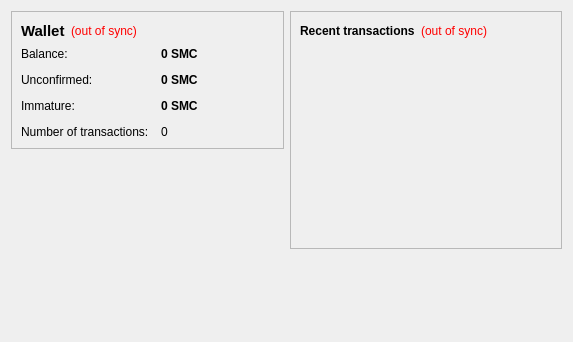
vimego/avacoin, file src/qt/forms/overviewpage.ui: the form before one commit.
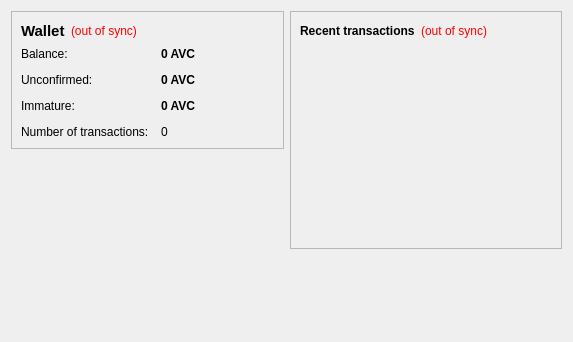
The form after the commit.

Diff of the .ui file:
```diff
--- a/src/qt/forms/overviewpage.ui
+++ b/src/qt/forms/overviewpage.ui
@@ -105,7 +105,7 @@
              <string>Your current balance</string>
             </property>
             <property name="text">
-             <string notr="true">0 SMC</string>
+             <string notr="true">0 AVC</string>
             </property>
             <property name="textInteractionFlags">
              <set>Qt::LinksAccessibleByMouse|Qt::TextSelectableByKeyboard|Qt::TextSelectableByMouse</set>
@@ -134,7 +134,7 @@
              <string>Total of transactions that have yet to be confirmed, and do not yet count toward the current balance</string>
             </property>
             <property name="text">
-             <string notr="true">0 SMC</string>
+             <string notr="true">0 AVC</string>
             </property>
             <property name="textInteractionFlags">
              <set>Qt::LinksAccessibleByMouse|Qt::TextSelectableByKeyboard|Qt::TextSelectableByMouse</set>
@@ -177,7 +177,7 @@
              <string>Mined balance that has not yet matured</string>
             </property>
             <property name="text">
-             <string notr="true">0 SMC</string>
+             <string notr="true">0 AVC</string>
             </property>
             <property name="textInteractionFlags">
              <set>Qt::LinksAccessibleByMouse|Qt::TextSelectableByKeyboard|Qt::TextSelectableByMouse</set>
```
Left out of the diff: 4 changed lines with no effect on the pictures.
